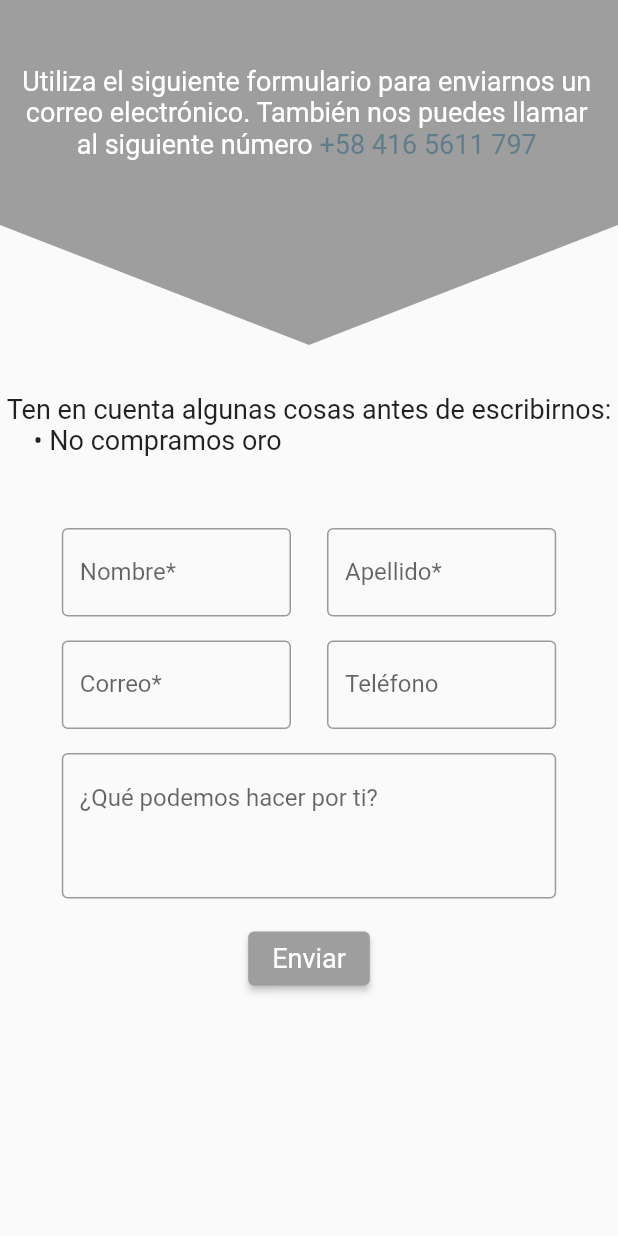
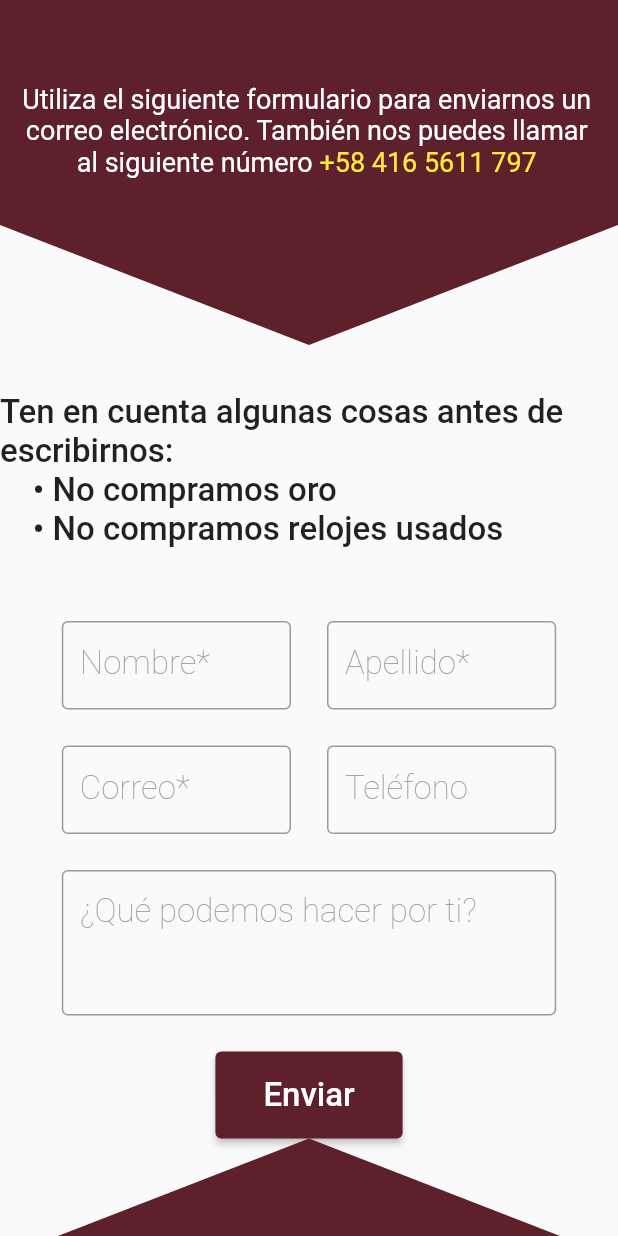
Before and after one commit to Georges47/joyeria-universal, a Flutter app: the Contact widget shown alone on an empty page, opened directly, on a phone screen of 412 x 824 dp. Run offline on Flutter 3.47's test engine with Material 2 defaults, Android fonts, the phone set to English and light mode, and no system bars; our stand-ins replace font_awesome_flutter, google_maps_flutter, url_strategy.

Commit message:
- Fix screenHeight error with appBarHeight
- Add favicon.png

- Add logo_name.png to LeftDrawer

- Improve location section style

- Add theme data (brightness and textTheme)

- Add util to generate MaterialColor from hex value

```diff
--- a/lib/contact/contact.dart
+++ b/lib/contact/contact.dart
@@ -1,6 +1,7 @@
 import 'package:flutter/material.dart';
 import 'package:joyeria_universal/contact/contact_form.dart';
 import 'package:joyeria_universal/contact/contact_message.dart';
+import 'package:joyeria_universal/paint.dart';
 import 'package:joyeria_universal/utils.dart';
 
 class Contact extends StatelessWidget {
@@ -11,64 +12,39 @@ class Contact extends StatelessWidget {
   Widget build(BuildContext context) {
     return (
       SizedBox(
-        height: screenHeight(context) - appBarHeight(),
+        height: screenHeight(context) - (isMobile(context) ? appBarHeight() : 0.0),
         child: Column(
           children: [
             const ContactMessage(),
             CustomPaint(
               size: const Size(double.infinity, 80.0),
-              painter: PaintTriangle(backgroundColor: Colors.grey),
+              painter: PaintTrianglePointingDown(backgroundColor: Theme.of(context).colorScheme.primary),
             ),
             Padding(
               padding: const EdgeInsets.only(top: 32.0, bottom: 48.0),
               child: Column(
                 crossAxisAlignment: CrossAxisAlignment.start,
-                children: const [
+                children: [
                   Text(
                     'Ten en cuenta algunas cosas antes de escribirnos:',
-                    style: TextStyle(fontSize: 18.0),
+                    style: Theme.of(context).textTheme.bodyText1,
                   ),
                   Text(
-                    '    \u2022 No compramos oro',
-                    style: TextStyle(fontSize: 18.0),
+                    '    \u2022 No compramos oro\n    \u2022 No compramos relojes usados',
+                    style: Theme.of(context).textTheme.bodyText1,
                   ),
                 ],
               ),
             ),
-            const ContactForm()
+            const ContactForm(),
+            const Spacer(),
+            CustomPaint(
+              size: const Size(double.infinity, 80.0),
+              painter: PaintTrianglePointingUp(backgroundColor: Theme.of(context).colorScheme.primary),
+            ),
           ],
         ),
       )
     );
   }
 }
-
-class PaintTriangle extends CustomPainter {
-  final Color backgroundColor;
-
-  PaintTriangle({
-    required this.backgroundColor,
-  });
-
-  @override
-  void paint(Canvas canvas, Size size) {
-    final y = size.height;
-    final x = size.width;
-
-    final paint = Paint()
-    ..color = backgroundColor;
-    final path = Path();
-
-    path
-      ..moveTo(0, 0)
-      ..lineTo((x / 2), (y))
-      ..lineTo(x, 0);
-
-    canvas.drawPath(path, paint);
-  }
-
-  @override
-  bool shouldRepaint(CustomPainter oldDelegate) {
-    return true;
-  }
-}
--- a/lib/contact/contact_form.dart
+++ b/lib/contact/contact_form.dart
@@ -10,12 +10,15 @@ class ContactForm extends StatefulWidget {
 
 class ContactFormState extends State<ContactForm> {
   final _formKey = GlobalKey<FormState>();
+  final double verticalFieldSpace = 24.0;
+  final double horizontalFieldSpace = 24.0;
 
   Widget _textFormField(String label) {
     return (
       Expanded(
         child: TextFormField(
           decoration: InputDecoration(
+            labelStyle: Theme.of(context).textTheme.bodyText1?.merge(const TextStyle(color: Colors.grey, fontWeight: FontWeight.w100)),
             label: Text(label),
             border: const OutlineInputBorder(),
           ),
@@ -28,7 +31,7 @@ class ContactFormState extends State<ContactForm> {
   Widget build(BuildContext context) {
     return (
       SizedBox(
-        width: isMobile(context) ? screenWidth(context) / 1.25 : screenWidth(context) / 2.5,
+        width: isMobile(context) ? screenWidth(context) / 1.25 : screenWidth(context) / 2.25,
         child: Form(
           key: _formKey,
           child: Column(
@@ -38,36 +41,36 @@ class ContactFormState extends State<ContactForm> {
                 mainAxisAlignment: MainAxisAlignment.spaceEvenly,
                 children: [
                   _textFormField('Nombre*'),
-                  const SizedBox(width: 24.0),
+                  SizedBox(width: horizontalFieldSpace),
                   _textFormField('Apellido*'),
                 ],
               ),
-              const SizedBox(height: 16.0),
+              SizedBox(height: verticalFieldSpace),
               Row(
                 mainAxisAlignment: MainAxisAlignment.spaceEvenly,
                 children: [
                   _textFormField('Correo*'),
-                  const SizedBox(width: 24.0),
+                  SizedBox(width: horizontalFieldSpace),
                   _textFormField('Teléfono'),
                 ],
               ),
-              const SizedBox(height: 16.0),
+              SizedBox(height: verticalFieldSpace),
               TextFormField(
-                decoration: const InputDecoration(
-                  label: Text('¿Qué podemos hacer por ti?'),
+                decoration: InputDecoration(
+                  label: const Text('¿Qué podemos hacer por ti?'),
+                  labelStyle: Theme.of(context).textTheme.bodyText1?.merge(const TextStyle(color: Colors.grey, fontWeight: FontWeight.w100)),
                   alignLabelWithHint: true,
-                  border: OutlineInputBorder(),
+                  border: const OutlineInputBorder(),
                 ),
                 minLines: 3,
                 maxLines: 3,
               ),
-              const SizedBox(height: 16.0,),
+              SizedBox(height: verticalFieldSpace),
               ElevatedButton(
                 style: ElevatedButton.styleFrom(
-                  backgroundColor: Colors.grey,
-                  textStyle: const TextStyle(
-                    fontSize: 18.0,
-                  )
+                  padding: const EdgeInsets.symmetric(horizontal: 32.0, vertical: 16.0),
+                  backgroundColor: Theme.of(context).colorScheme.primary,
+                  textStyle: Theme.of(context).textTheme.bodyText1
                 ),
                 onPressed: () {
                   if (_formKey.currentState!.validate()) {
--- a/lib/contact/contact_message.dart
+++ b/lib/contact/contact_message.dart
@@ -7,7 +7,7 @@ class ContactMessage extends StatelessWidget {
 
   TextStyle _textStyle(BuildContext context) {
     return TextStyle(
-      fontSize: isMobile(context) ? 18.0 : 24.0,
+      fontSize: isMobile(context) ? 18.0 : Theme.of(context).textTheme.headline6?.fontSize,
       color: Colors.white,
     );
   }
@@ -16,10 +16,10 @@ class ContactMessage extends StatelessWidget {
   Widget build(BuildContext context) {
     return(
       Container(
-        padding: EdgeInsets.symmetric(horizontal: isMobile(context) ? 8.0 : 0.0),
+        padding: EdgeInsets.only(left: isMobile(context) ? 8.0 : 0.0, right: isMobile(context) ? 8.0 : 0.0, top: 24.0),
         width: double.infinity,
         height: 150,
-        color: Colors.grey,
+        color: Theme.of(context).colorScheme.primary,
         child: Column(
           crossAxisAlignment: CrossAxisAlignment.center,
           mainAxisAlignment: MainAxisAlignment.center,
@@ -34,7 +34,7 @@ class ContactMessage extends StatelessWidget {
                   ),
                   TextSpan(
                     text: '+58 416 5611 797',
-                    style: _textStyle(context).merge(const TextStyle(color: Colors.blueGrey)),
+                    style: _textStyle(context).merge(const TextStyle(color: Colors.yellow)),
                     recognizer: TapGestureRecognizer()
                       ..onTap = () => customLaunchUrl(Uri(scheme: 'tel', path: '+584165611797')),
                   ),
--- a/lib/content.dart
+++ b/lib/content.dart
@@ -34,8 +34,9 @@ class Content extends StatelessWidget {
             ),
             const Contact(),
             SizedBox(
-              height: screenHeight(context) - appBarHeight(),
+              height: screenHeight(context) - (isMobile(context) ? appBarHeight() : 0.0),
               child: Column(
+                mainAxisSize: MainAxisSize.min,
                 children: [
                   Location(),
                   const Footer(),
--- /dev/null
+++ b/lib/paint.dart
@@ -0,0 +1,62 @@
+import 'package:flutter/material.dart';
+
+class PaintTrianglePointingDown extends CustomPainter {
+  final Color backgroundColor;
+
+  PaintTrianglePointingDown({
+    required this.backgroundColor,
+  });
+
+  @override
+  void paint(Canvas canvas, Size size) {
+    final y = size.height;
+    final x = size.width;
+
+    final paint = Paint()
+      ..color = backgroundColor;
+    final path = Path();
+
+    path
+      ..moveTo(0, 0)
+      ..lineTo((x / 2), y)
+      ..lineTo(x, 0);
+
+    canvas.drawPath(path, paint);
+  }
+
+  @override
+  bool shouldRepaint(CustomPainter oldDelegate) {
+    return true;
+  }
+}
+
+
+class PaintTrianglePointingUp extends CustomPainter {
+  final Color backgroundColor;
+
+  PaintTrianglePointingUp({
+    required this.backgroundColor,
+  });
+
+  @override
+  void paint(Canvas canvas, Size size) {
+    final y = size.height;
+    final x = size.width;
+
+    final paint = Paint()
+      ..color = backgroundColor;
+    final path = Path();
+
+    path
+      ..moveTo(0, y)
+      ..lineTo((x / 2), 0)
+      ..lineTo(x, y);
+
+    canvas.drawPath(path, paint);
+  }
+
+  @override
+  bool shouldRepaint(CustomPainter oldDelegate) {
+    return true;
+  }
+}
```
Also changed, not shown: lib/drawer/left_drawer.dart (+6 -7 lines), lib/location/location.dart (+53 -6 lines), lib/main.dart (+6 -1 lines), lib/utils.dart (+23 -0 lines), assets/images/logo_name.png (added), favicon.png, 1 other file.
